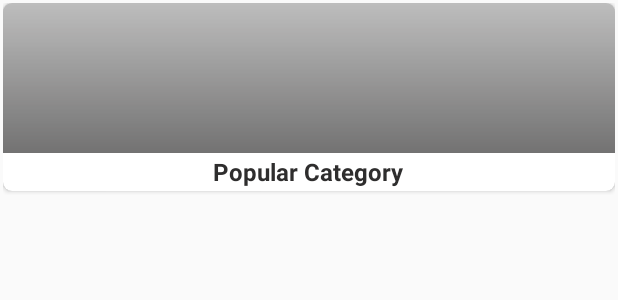
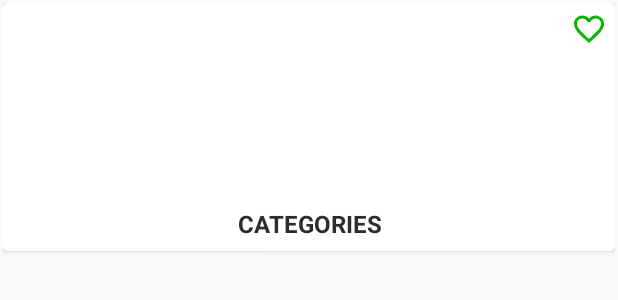
Before and after one commit to thimira24/DeliveryAppClient, an Android app: the layout layout_category_item.xml on its own in the app's theme, with its tools: preview values and no code run, on a phone screen of 412 x 824 dp. Shown: the top 300 px of the screen. Run offline under Robolectric (Android 15) with nearby library versions, the phone set to English and light mode, and no system bars.

Commit message:
DeliveryApp Version 1.0.3

```diff
--- a/app/src/main/res/layout/fragment_food_detail.xml
+++ b/app/src/main/res/layout/fragment_food_detail.xml
@@ -240,7 +240,7 @@
                 android:backgroundTint="#FFFFFF"
                 android:gravity="center"
                 android:textStyle="bold"
-                android:text="write a Comment"
+                android:text="Write a comment"
                 android:textColor="#656665" />
 
         </LinearLayout>
--- a/app/src/main/res/layout/layout_category_item.xml
+++ b/app/src/main/res/layout/layout_category_item.xml
@@ -7,13 +7,13 @@
     android:paddingLeft="2dp"
     android:paddingRight="2dp"
     android:paddingTop="2dp"
-    android:layout_height="130dp">
+    android:layout_height="172dp">
 
     <androidx.cardview.widget.CardView
         android:layout_width="match_parent"
-        android:layout_height="125dp"
+        android:layout_height="165dp"
         android:background="#E9DDDD"
-        app:cardCornerRadius="6dp"
+        app:cardCornerRadius="3dp"
         app:cardElevation="@dimen/cardview_default_elevation">
 
         <RelativeLayout
@@ -21,32 +21,46 @@
             android:layout_height="wrap_content"
             android:background="#00000000">
 
+
+
             <ImageView
                 android:id="@+id/category_image"
                 android:layout_width="match_parent"
-                android:layout_height="100dp"
+                android:layout_height="130dp"
                 android:scaleType="fitXY"
                 tools:ignore="UnusedAttribute" />
 
             <View
+                android:visibility="gone"
                 android:layout_width="match_parent"
-                android:layout_height="100dp"
+                android:layout_height="130dp"
                 android:background="@drawable/bottom_shadow" />
 
             <View
+                android:visibility="gone"
                 android:layout_width="match_parent"
-                android:layout_height="100dp"
+                android:layout_height="130dp"
                 android:background="#4F2C2B2B" />
 
+            <ImageView
+                android:tint="@color/colorPrimary"
+                android:layout_alignParentRight="true"
+                android:layout_marginRight="5dp"
+                android:layout_marginTop="5dp"
+                android:src="@drawable/ic_favorite_border_black_24dp"
+                android:layout_width="wrap_content"
+                android:layout_height="wrap_content"/>
+
             <TextView
+                android:textAllCaps="true"
                 android:id="@+id/category_name"
                 android:layout_width="wrap_content"
                 android:layout_height="wrap_content"
+                android:layout_alignParentBottom="true"
                 android:layout_centerHorizontal="true"
-                android:layout_gravity="center"
-                android:layout_marginTop="101dp"
+                android:paddingBottom="7dp"
                 android:fontFamily="sans-serif"
-                android:text="Popular Category"
+                android:text="Categories"
                 android:textAlignment="center"
                 android:textColor="#2E2D2D"
                 android:textSize="16sp"
--- a/app/src/main/res/values/strings.xml
+++ b/app/src/main/res/values/strings.xml
@@ -23,7 +23,7 @@
     <string name="accountnav">Account</string>
     <string name="settingsnav">Settings</string>
     <string name="food_name1">Food Name</string>
-    <string name="see_reviews">Reviewws</string>
+    <string name="see_reviews">Reviews</string>
     <string name="size">Size</string>
     <string name="description">this text view include all the information of this prodcut</string>
     <string name="description1">Description</string>
```
